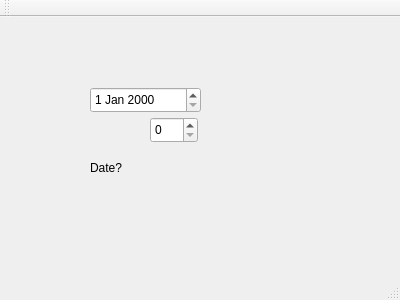
Qt form Qt/C++/Qt_programming/date_addition/mainwindow.ui (Sayoloto/AJC_C-) before a commit.
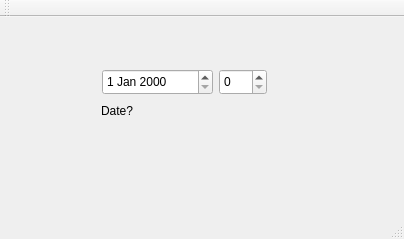
The same form after that commit.

What changed in the file:
```diff
--- a/Qt/C++/Qt_programming/date_addition/mainwindow.ui
+++ b/Qt/C++/Qt_programming/date_addition/mainwindow.ui
@@ -6,8 +6,8 @@
    <rect>
     <x>0</x>
     <y>0</y>
-    <width>400</width>
-    <height>300</height>
+    <width>404</width>
+    <height>239</height>
    </rect>
   </property>
   <property name="windowTitle">
@@ -17,8 +17,8 @@
    <widget class="QDateEdit" name="dateEdit">
     <property name="geometry">
      <rect>
-      <x>90</x>
-      <y>70</y>
+      <x>102</x>
+      <y>52</y>
       <width>111</width>
       <height>26</height>
      </rect>
@@ -27,8 +27,8 @@
    <widget class="QSpinBox" name="spinBox">
     <property name="geometry">
      <rect>
-      <x>150</x>
-      <y>100</y>
+      <x>219</x>
+      <y>52</y>
       <width>48</width>
       <height>26</height>
      </rect>
@@ -37,10 +37,10 @@
    <widget class="QLabel" name="label">
     <property name="geometry">
      <rect>
-      <x>90</x>
-      <y>140</y>
-      <width>131</width>
-      <height>21</height>
+      <x>101</x>
+      <y>85</y>
+      <width>39</width>
+      <height>17</height>
      </rect>
     </property>
     <property name="text">
```
Left out of the diff: 5 changed lines with no effect on the pictures.
